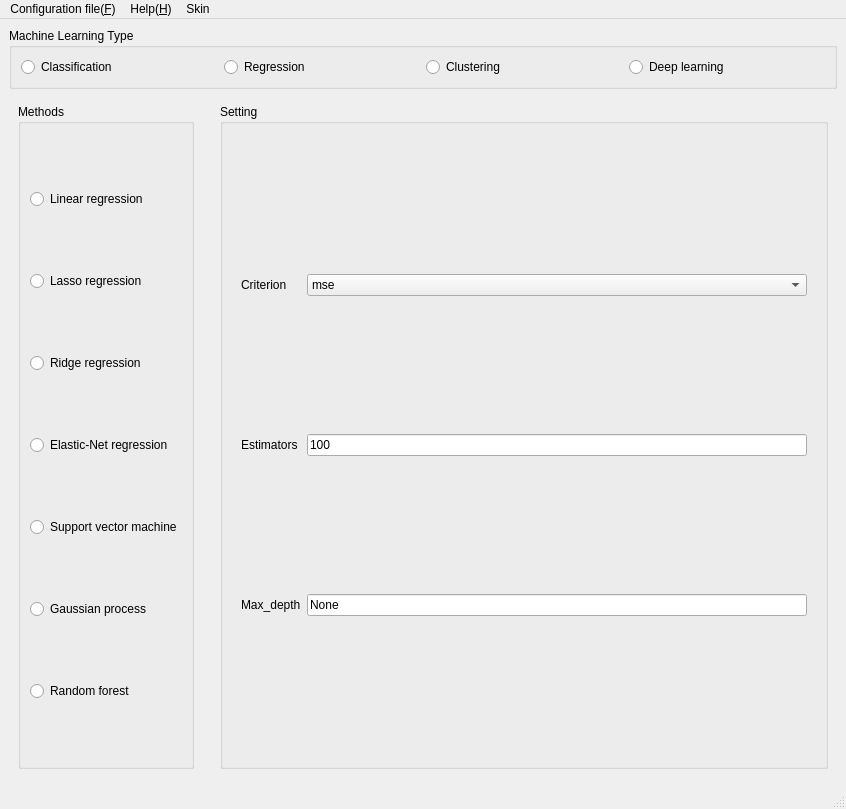
First picture: the form in GUI/easylearn_machine_learning_gui.ui, repository easylearn-fmri/easylearn_dev, before the edit.
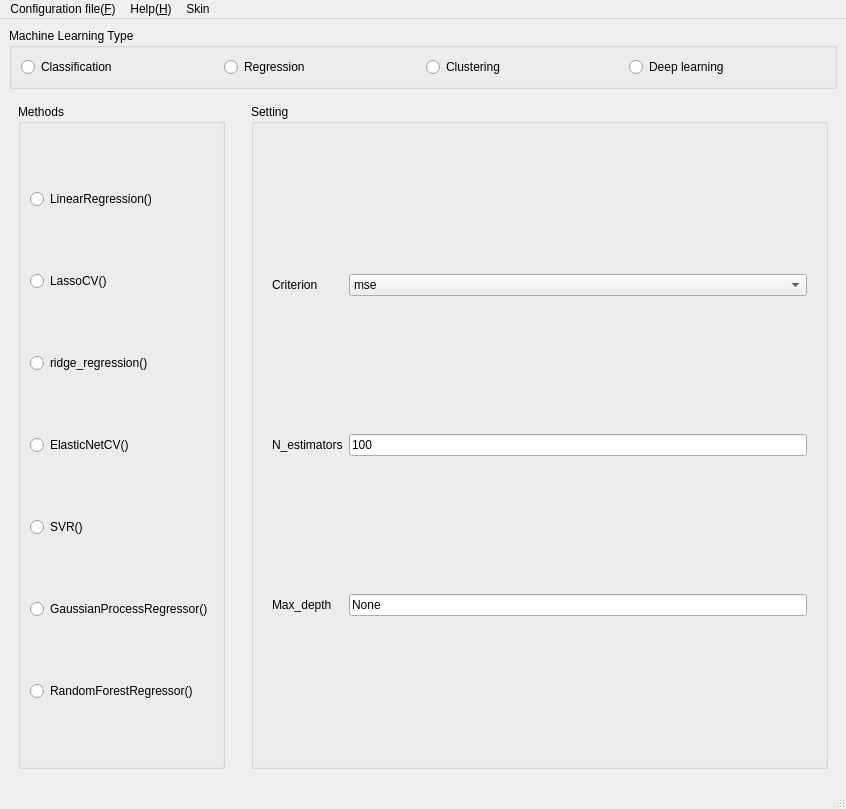
Second picture: the form after the edit. The open tabs and pages were chosen to show the change.

The edit to the form file:
```diff
--- a/GUI/easylearn_machine_learning_gui.ui
+++ b/GUI/easylearn_machine_learning_gui.ui
@@ -666,7 +666,7 @@
                <item row="1" column="0">
                 <widget class="QLabel" name="label_25">
                  <property name="text">
-                  <string>Estimators</string>
+                  <string>N_estimators</string>
                  </property>
                 </widget>
                </item>
@@ -707,49 +707,49 @@
            <item row="6" column="1">
             <widget class="QRadioButton" name="radioButton_regression_gaussianprocess">
              <property name="text">
-              <string>Gaussian process</string>
+              <string>GaussianProcessRegressor()</string>
              </property>
             </widget>
            </item>
            <item row="1" column="1">
             <widget class="QRadioButton" name="radioButton_regression_lasso">
              <property name="text">
-              <string>Lasso regression</string>
+              <string>LassoCV()</string>
              </property>
             </widget>
            </item>
            <item row="8" column="1">
             <widget class="QRadioButton" name="radioButton_regression_randomforest">
              <property name="text">
-              <string>Random forest</string>
+              <string>RandomForestRegressor()</string>
              </property>
             </widget>
            </item>
            <item row="2" column="1">
             <widget class="QRadioButton" name="radioButton_regression_ridge">
              <property name="text">
-              <string>Ridge regression</string>
+              <string>ridge_regression()</string>
              </property>
             </widget>
            </item>
            <item row="0" column="1">
             <widget class="QRadioButton" name="radioButton_regression_linearregression">
              <property name="text">
-              <string>Linear regression</string>
+              <string>LinearRegression()</string>
              </property>
             </widget>
            </item>
            <item row="4" column="1">
             <widget class="QRadioButton" name="radioButton_regression_svm">
              <property name="text">
-              <string>Support vector machine</string>
+              <string>SVR()</string>
              </property>
             </widget>
            </item>
            <item row="3" column="1">
             <widget class="QRadioButton" name="radioButton_regression_elasticnet">
              <property name="text">
-              <string>Elastic-Net regression</string>
+              <string>ElasticNetCV()</string>
              </property>
             </widget>
            </item>
```
Left out of the diff: 30 changed lines with no effect on the pictures.
